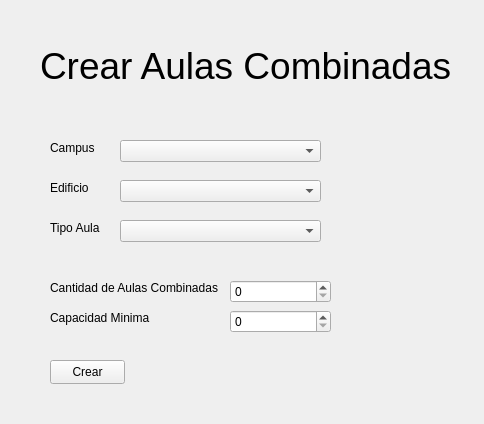
Before: the Qt Designer form Aplicacion/interfaces/Ui/addVirtuaRooms.ui in nestorgranado/URJC-TFG-Aplicacion-para-la-gestion-de-horarios-y-examenes-en-la-universidad, drawn with Qt 5.
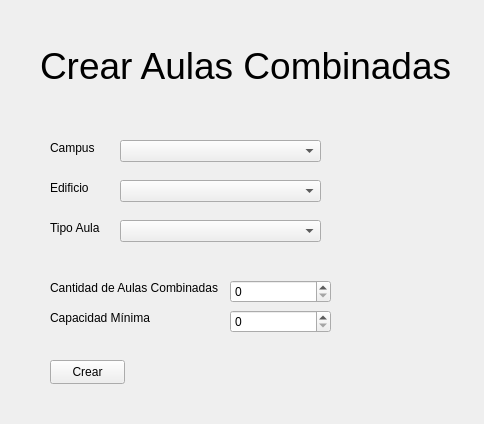
After: the same form once the commit is applied.

Patch:
```diff
--- a/Aplicacion/interfaces/Ui/addVirtuaRooms.ui
+++ b/Aplicacion/interfaces/Ui/addVirtuaRooms.ui
@@ -110,7 +110,7 @@
     </rect>
    </property>
    <property name="text">
-    <string>Capacidad Minima</string>
+    <string>Capacidad Mínima</string>
    </property>
   </widget>
   <widget class="QSpinBox" name="capacidadText">
```
